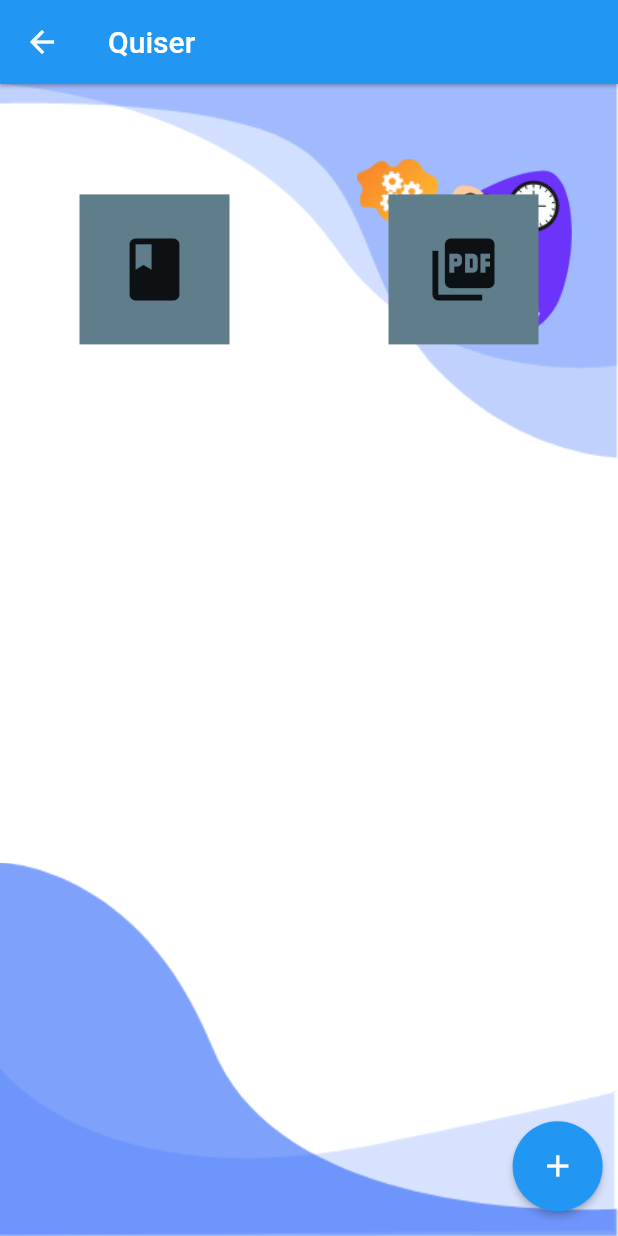
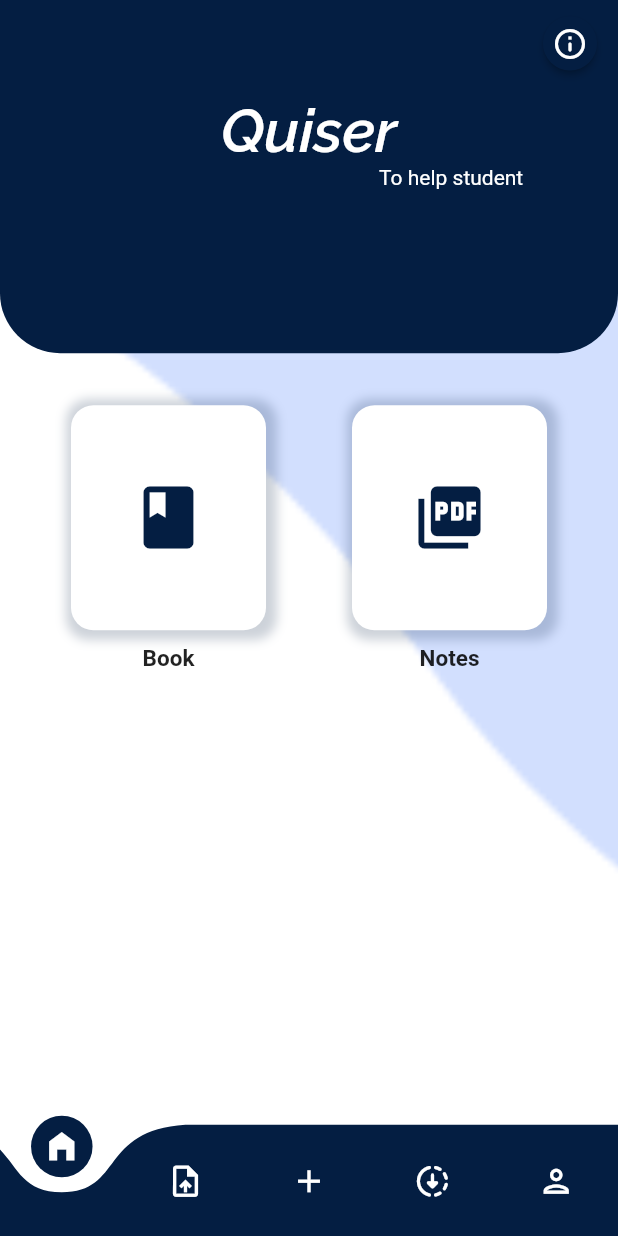
Before and after one commit to harshal1624/Quiser, a Flutter app: the homepage screen opened directly, on a phone screen of 412 x 824 dp. Run offline on Flutter 3.47's test engine with Material 2 defaults, Android fonts, the phone set to English and light mode, and no system bars; drawn by our look-alikes of curved_navigation_bar; our stand-ins replace font_awesome_flutter, google_fonts; Roboto replaces fonts that are missing (Kurale).

Commit message:
homepage
created homepage ui

```diff
--- a/lib/components/background.dart
+++ b/lib/components/background.dart
@@ -1,7 +1,7 @@
 import 'package:flutter/material.dart';
 
 class Background extends StatelessWidget {
-  final Widget child;
+    final Widget child;
 
   const Background({
     Key? key,
@@ -31,11 +31,11 @@ class Background extends StatelessWidget {
             width: size.width,
             child: Image.asset("assets/images/top2.png"),
           ),
-          Positioned(
-            top: 50,
-            right: 30,
-            child: Image.asset("assets/images/main.png",width: size.width * 0.35),
-          ),
+          // Positioned(
+          //   top: 50,
+          //   right: 30,
+          //   child: Image.asset("assets/images/main.png",width: size.width * 0.35),
+          // ),
           Positioned(
             bottom: 0,
             right: 0,
--- /dev/null
+++ b/lib/components/bgfile.dart
@@ -0,0 +1,31 @@
+import 'package:flutter/material.dart';
+//import 'package:flutter/material.dart';
+
+class bgForAll extends StatelessWidget {
+  final Widget child;
+
+  const bgForAll({
+    Key? key,
+    required this.child,
+  }) : super(key: key);
+
+  @override
+  Widget build(BuildContext context) {
+    Size size = MediaQuery.of(context).size;
+    return Container(
+      width: double.infinity,
+      height: size.height,
+      child: Stack(
+        alignment: Alignment.center,
+        children: [
+          Container(
+            decoration: const BoxDecoration(
+              image: DecorationImage(image: AssetImage("assets/images/top1.png"),fit: BoxFit.cover)
+            ),
+          ),
+          child,
+        ],
+      ),
+    );
+  }
+}
--- a/lib/screens/homepage/homepage.dart
+++ b/lib/screens/homepage/homepage.dart
@@ -1,5 +1,10 @@
+import 'package:curved_navigation_bar/curved_navigation_bar.dart';
 import 'package:flutter/material.dart';
+import 'package:google_fonts/google_fonts.dart';
 import 'package:quiser/components/background.dart';
+import 'package:quiser/components/bgfile.dart';
+// import 'package:quiser/components/background.dart';
+// import 'package:quiser/components/navbar.dart';
 
 class homepage extends StatefulWidget {
   const homepage({Key? key}) : super(key: key);
@@ -9,67 +14,154 @@ class homepage extends StatefulWidget {
 }
 
 class _homepageState extends State<homepage> {
+  var color = 0xff041E42;
   @override
   Widget build(BuildContext context) {
     Size size = MediaQuery.of(context).size;
     return Scaffold(
-      appBar:AppBar(
-        elevation: 1,
-        title: (Text('Quiser')),
-      ),
-      body: Background(
+      backgroundColor: Colors.white,
+      body: bgForAll(
         child: Column(
           mainAxisAlignment: MainAxisAlignment.spaceBetween,
           children: [
+            Column(
+              children: [
+                Container(
+                  child: Column(
+                    children: [
+                      Container(
+                        margin: EdgeInsets.only(top: 5),
+                        alignment: Alignment.centerRight,
+                        child: ElevatedButton(onPressed: (){},
+                          style: ElevatedButton.styleFrom(
+                              shape: CircleBorder(),
+                              primary: Color(color),
+                          ),
+                            child:Icon(Icons.info_outline_rounded),
+                        ),
+                      ),
+                      Container(
+                        margin: EdgeInsets.only(top: 10),
+                        alignment: Alignment.center,
+                        child: Text("Quiser",
+                          style: GoogleFonts.raleway(
+                            fontStyle: FontStyle.italic,
+                            fontWeight: FontWeight.w600,
+                            fontSize: 40,
+                            color: Colors.white
+                          ),
+                        ),
+                      ),
+                      Container(
+                        alignment: Alignment(0.6,0),
+                        child: Text('To help student',
+                        style: GoogleFonts.kurale(
+                          color: Colors.white,
+                        ),
+                        ),
+                      )
+                    ],
+                  ),
+                  height: size.height/3.5,
+                  width: size.width,
+                  decoration: BoxDecoration(
+                      color: Color(0xff041E42),
+                      borderRadius: BorderRadius.only(bottomLeft: Radius.circular(40),
+                          bottomRight: Radius.circular(40)
+                      )
+                  ),
+                ),
+                SizedBox(
+                  height: size.height * 0.03,
+                ),
                 Row(
                   mainAxisAlignment: MainAxisAlignment.spaceEvenly,
+                  children: [
+                    Column(
+                      children: [
+                        Container(
+                          alignment: Alignment.center,
+                          // height: double.maxFinite,
+                          //color: Colors.blue,
+                          margin: EdgeInsets.all(10),
+                          decoration: BoxDecoration(
+                            borderRadius: BorderRadius.circular(15),
+                            color: Colors.white,
+                            boxShadow: [
+                              BoxShadow(
+                                color: Color(color).withOpacity(0.2),
+                                spreadRadius: 5,
+                                blurRadius: 5,
+                                offset: Offset(2, 1),
+                              )
+                            ],
+                          ),
+                          child: Icon(Icons.book,size: 50,color: Color(color)),
+                          height: 150,
+                          width: 130,
+                        ),
+                        Container(
+                          child: Text("Book",style: TextStyle(fontSize: 15,fontWeight: FontWeight.bold),),
+                        )
+                      ],
+                    ),
+                    Column(
                       children: [
                         Container(
                           alignment: Alignment.center,
                           margin: EdgeInsets.all(10),
                           // height: double.maxFinite,
-                  color: Colors.blueGrey,
-                  child: Icon(Icons.book,size: 50),
-                  height: 100,
-                  width: 100,
+                          decoration: BoxDecoration(
+                            //image: Image.asset(),
+                              color: Colors.white,
+                              borderRadius: BorderRadius.circular(15),
+                              boxShadow: [
+                                BoxShadow(
+                                  color: Color(color).withOpacity(0.2),
+                                  spreadRadius: 5,
+                                  blurRadius: 5,
+                                  offset: Offset(2, 1),
+                                )
+                              ]
                           ),
-                SizedBox(
-                  height: size.height * 0.3,
+                          child: Icon(Icons.picture_as_pdf,color: Color(color),size: 50),
+
+                          height: 150,
+                          width: 130,
                         ),
                         Container(
-                  alignment: Alignment.center,
-                  margin: EdgeInsets.all(10),
-                  // height: double.maxFinite,
-                  color: Colors.blueGrey,
-                  child: Icon(Icons.picture_as_pdf,size: 50),
-                  height: 100,
-                  width: 100,
+                          child: Text("Notes",style: TextStyle(fontSize: 15,fontWeight: FontWeight.bold),),
+                        )
+                      ],
                     )
                   ],
                 ),
-           Container(
-             child: Row(
-               mainAxisAlignment: MainAxisAlignment.end,
-               children: [
-                 Container(
-                   padding: EdgeInsets.fromLTRB(0, 0, size.width*0.02,size.height*0.02 ),
-                   child:ElevatedButton(
-                     onPressed: (){},
-                     child: Icon(Icons.add),
-                     style: ButtonStyle(
-                         shape: MaterialStateProperty.all(CircleBorder(side: BorderSide.none)),
-                         fixedSize: MaterialStateProperty.all(Size.fromRadius(30))
+              ],
+            ),
+          ],
         ),
       ),
-                   decoration: BoxDecoration(
-                     shape: BoxShape.circle,
-                   ),
-                 )
+
+      bottomNavigationBar: CurvedNavigationBar(
+          backgroundColor: Colors.white,
+          buttonBackgroundColor: Color(color),
+          animationCurve: Curves.bounceInOut,
+          height: size.height*0.09,
+          animationDuration: const Duration(milliseconds: 200),
+          color: Color(color),
+          index: 0,
+          items: <Widget>[
+            Icon(Icons.home_filled,size: 25,color: Colors.white,),
+            Icon(Icons.upload_file,size: 25,color: Colors.white,),
+            Icon(Icons.add,size: 25,color: Colors.white,),
+            Icon(Icons.downloading_rounded,size: 25,color: Colors.white,),
+            Icon(Icons.person_outlined,size: 25,color: Colors.white,),
           ],
-             ),
-           )
-          ],
-        ),
+        onTap: (index){
+            setState(() {
+
+            });
+        },
       ),
     );
   }
--- a/lib/screens/register/register.dart
+++ b/lib/screens/register/register.dart
@@ -15,7 +15,7 @@ class RegisterScreen extends StatelessWidget {
             children: [
               Container(
                 alignment: Alignment.centerLeft,
-                padding: const EdgeInsets.symmetric(horizontal: 40),
+                padding: const EdgeInsets.fromLTRB(40, 40, 0, 0),
                 child: const Text('REGISTER',style: TextStyle(
                     fontWeight: FontWeight.bold,
                     color: Color(0xFF2661FA),
--- a/pubspec.yaml
+++ b/pubspec.yaml
@@ -34,7 +34,11 @@ dependencies:
   # The following adds the Cupertino Icons font to your application.
   # Use with the CupertinoIcons class for iOS style icons.
   cupertino_icons: ^1.0.2
-
+  google_fonts: ^3.0.1
+  font_awesome_flutter: ^9.1.0
+  url_launcher: ^6.0.12
+  intl: ^0.17.0
+  curved_navigation_bar: ^1.0.3
 dev_dependencies:
   flutter_test:
     sdk: flutter
```
Also changed, not shown: lib/components/navbar.dart (added, +165 -0 lines), assets/images/bgforall.png (added), pubspec.lock. Lines whose indentation alone changed are shown as unchanged.
